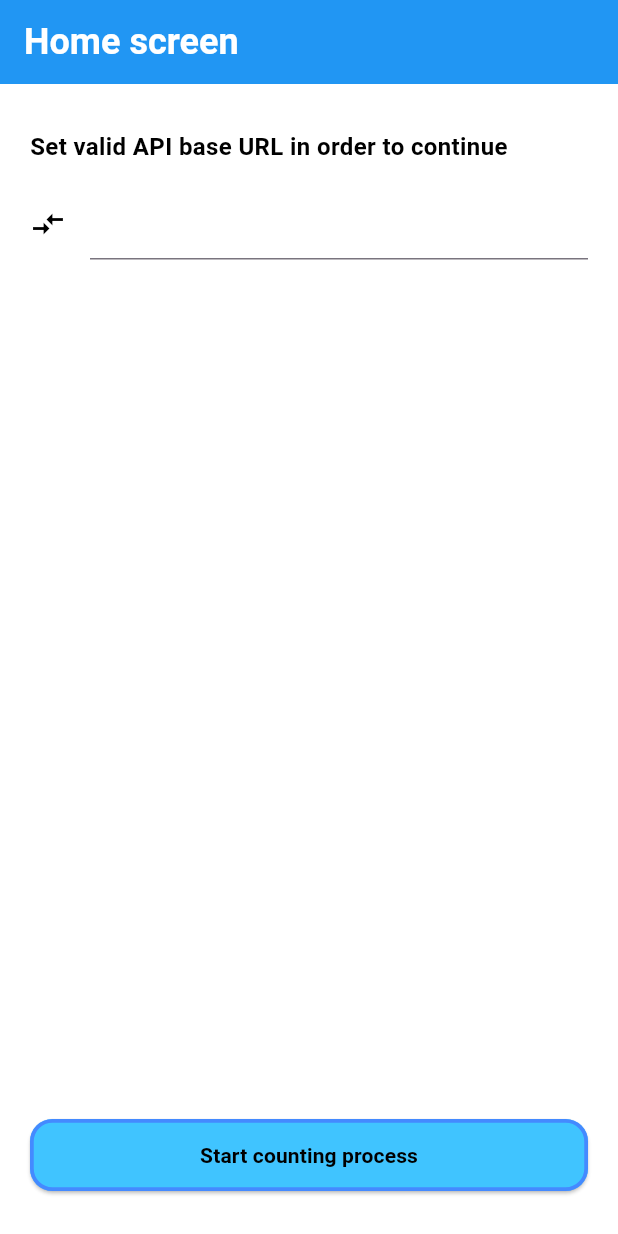
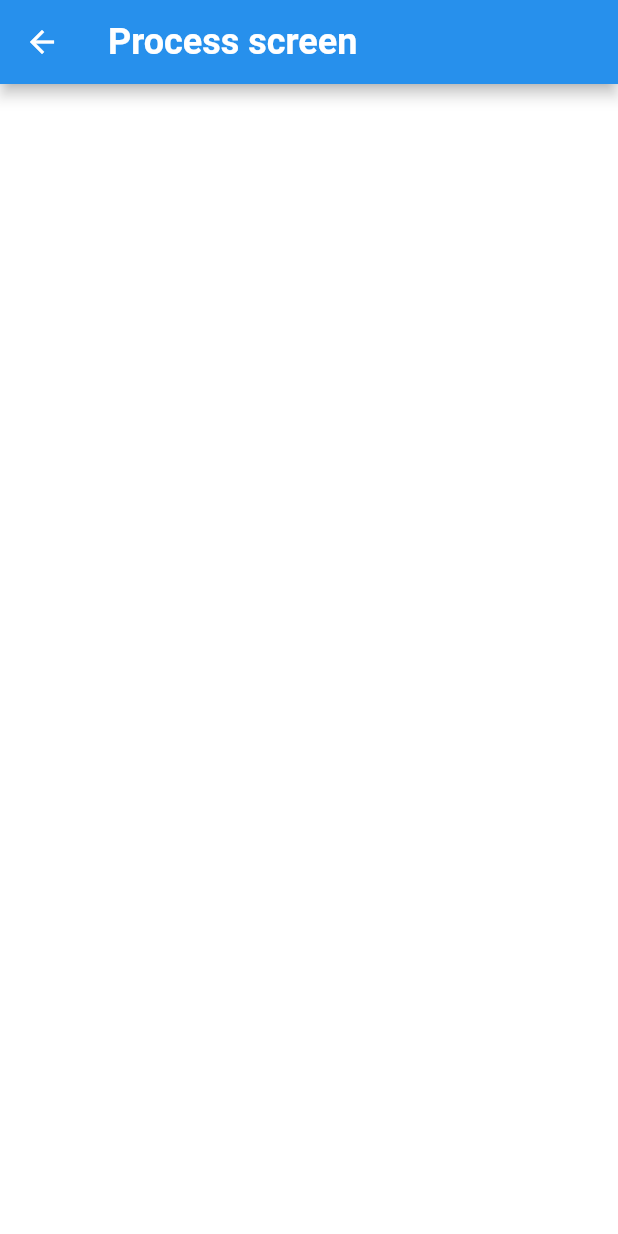
Before and after one commit to MaximDmytruk/short_path, a Flutter app: the screen it shows after launch, after a tap on "Start counting process", on a phone screen of 412 x 824 dp. Run offline on Flutter 3.47's test engine with Material 3 defaults, Android fonts, the phone set to English and light mode, and no system bars.

Commit message:
Create Process screen

```diff
--- a/lib/constants/colors_app/colors_app.dart
+++ b/lib/constants/colors_app/colors_app.dart
@@ -2,8 +2,13 @@ import 'package:flutter/material.dart';
 
 class ColorsApp {
   static final Color backgroundColor = Colors.white;
+
   static final Color appBarBackgroundColor = Colors.blue;
-  static final Color textColor = Colors.black;
+  static final Color appBarHeaderColor = Colors.white;
+  static final Color appBarShadowColor = Colors.black;
+
+  static final Color textColor = const Color.fromARGB(255, 70, 70, 70);
+
   static final Color buttonBackgroundColor = Colors.lightBlueAccent;
-  static final Color borderSideColor = Colors.blueAccent;
+  static final Color buttonBorderSideColor = Colors.blueAccent;
 }
--- a/lib/main.dart
+++ b/lib/main.dart
@@ -1,5 +1,7 @@
 import 'package:flutter/material.dart';
-import 'package:short_path/screens/home_screen.dart';
+import 'package:short_path/constants/colors_app/colors_app.dart';
+import 'package:short_path/screens/home_screen/home_screen.dart';
+import 'package:short_path/screens/process_screen/process_screen.dart';
 
 void main() {
   runApp(const MyApp());
@@ -12,7 +14,11 @@ class MyApp extends StatelessWidget {
   Widget build(BuildContext context) {
     return MaterialApp(
       title: 'Short_Path',
-      routes: {HomeScreen.routeName: (context) => HomeScreen()},
+      theme: ThemeData(scaffoldBackgroundColor: ColorsApp.backgroundColor),
+      routes: {
+        HomeScreen.routeName: (context) => HomeScreen(),
+        ProcessScreen.routeName: (context) => ProcessScreen(),
+      },
       initialRoute: HomeScreen.routeName,
     );
   }
--- a/lib/screens/home_screen.dart
+++ b/lib/screens/home_screen/home_screen.dart
@@ -1,7 +1,8 @@
 import 'package:flutter/material.dart';
 import 'package:short_path/constants/colors_app/colors_app.dart';
-import 'package:short_path/screens/widgets/custom_app_bars/custom_app_bar.dart';
-import 'package:short_path/screens/widgets/custom_buttons/custom_button.dart';
+import 'package:short_path/screens/process_screen/process_screen.dart';
+import 'package:short_path/widgets/custom_app_bars/custom_app_bar.dart';
+import 'package:short_path/widgets/custom_buttons/custom_button.dart';
 
 class HomeScreen extends StatefulWidget {
   static final String routeName = '/home_screen';
@@ -13,12 +14,12 @@ class HomeScreen extends StatefulWidget {
 }
 
 class _HomeScreenState extends State<HomeScreen> {
-  void startProcessAction() {}
+  void startProcessAction() =>
+      Navigator.of(context).pushNamed(ProcessScreen.routeName);
 
   @override
   Widget build(BuildContext context) {
     return Scaffold(
-      backgroundColor: ColorsApp.backgroundColor,
       appBar: CustomAppBar(titleName: 'Home screen'),
       body: Padding(
         padding: EdgeInsets.symmetric(horizontal: 20.0, vertical: 30),
--- /dev/null
+++ b/lib/screens/process_screen/process_screen.dart
@@ -0,0 +1,18 @@
+import 'package:flutter/material.dart';
+import 'package:short_path/widgets/custom_app_bars/custom_app_bar.dart';
+
+class ProcessScreen extends StatefulWidget {
+  static final String routeName = '/process_screen';
+
+  const ProcessScreen({super.key});
+
+  @override
+  State<ProcessScreen> createState() => _ProcessScreenState();
+}
+
+class _ProcessScreenState extends State<ProcessScreen> {
+  @override
+  Widget build(BuildContext context) {
+    return Scaffold(appBar: CustomAppBar(titleName: 'Process screen'));
+  }
+}
--- a/lib/screens/widgets/custom_app_bars/custom_app_bar.dart
+++ b/lib/widgets/custom_app_bars/custom_app_bar.dart
@@ -10,8 +10,15 @@ class CustomAppBar extends StatelessWidget implements PreferredSizeWidget {
   Widget build(BuildContext context) {
     return AppBar(
       backgroundColor: ColorsApp.appBarBackgroundColor,
+      iconTheme: IconThemeData(color: ColorsApp.appBarHeaderColor),
+      shadowColor: ColorsApp.appBarShadowColor,
+      elevation: 4,
       title: Text(titleName),
-      titleTextStyle: TextStyle(fontSize: 24.0, fontWeight: FontWeight.bold),
+      titleTextStyle: TextStyle(
+        fontSize: 24.0,
+        fontWeight: FontWeight.bold,
+        color: ColorsApp.appBarHeaderColor,
+      ),
     );
   }
 
--- a/lib/screens/widgets/custom_buttons/custom_button.dart
+++ b/lib/widgets/custom_buttons/custom_button.dart
@@ -15,7 +15,7 @@ class CustomButton extends StatelessWidget {
         style: ElevatedButton.styleFrom(
           padding: EdgeInsets.symmetric(vertical: 14),
           backgroundColor: ColorsApp.buttonBackgroundColor,
-          side: BorderSide(color: ColorsApp.borderSideColor, width: 2.5),
+          side: BorderSide(color: ColorsApp.buttonBorderSideColor, width: 2.5),
           shape: RoundedRectangleBorder(
             borderRadius: BorderRadius.circular(15.0),
           ),
```
